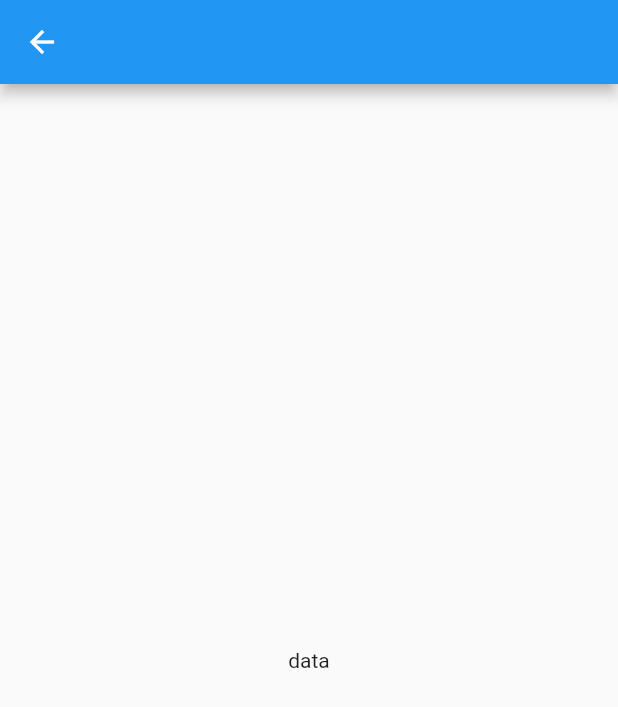
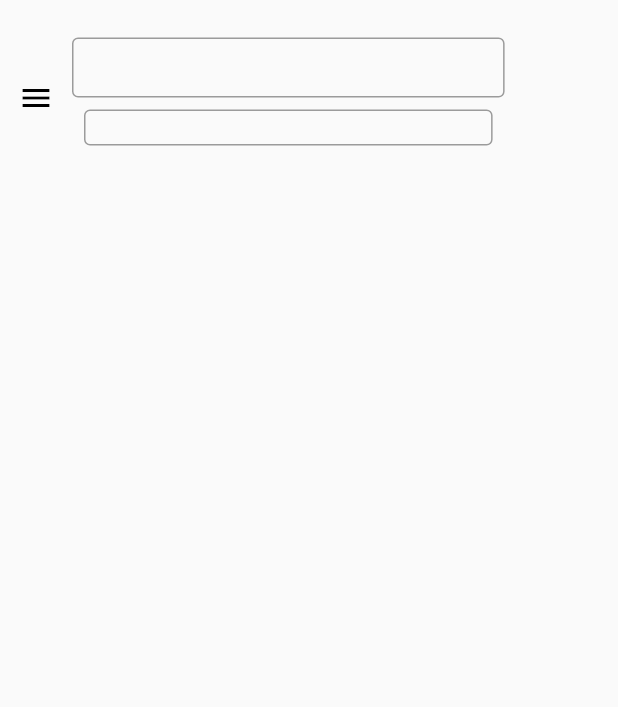
Before and after one commit to Nano-Alphabet/CarPooling, a Flutter app: the screen it shows after launch, after a tap on "Home Page", on a phone screen of 412 x 824 dp. Shown: the top 707 px of the screen. Run offline on Flutter 3.47's test engine with Material 2 defaults, Android fonts, the phone set to English and light mode, and no system bars; missing offline and left inert: pin_entry_text_field.

```diff
--- a/lib/home/homePage.dart
+++ b/lib/home/homePage.dart
@@ -9,10 +9,75 @@ class _HomePageState extends State<HomePage> {
   @override
   Widget build(BuildContext context) {
     return Scaffold(
-      appBar: AppBar(),
-      body: Center(
-        child: Text('data'),
-      ),
+        /*appBar: AppBar(
+          backgroundColor: Colors.transparent,
+          elevation: 0,
+          title: ListTile(
+            leading: null,
+            dense: true,
+            contentPadding: EdgeInsets.all(0),
+            title: Padding(
+              padding: const EdgeInsets.all(8.0),
+              child: TextFormField(
+                decoration: InputDecoration(border: OutlineInputBorder()),
+              ),
+            ),
+            trailing: Icon(Icons.search),
+          ),
+          leading: IconButton(
+              icon: Icon(
+                Icons.arrow_back,
+                color: Colors.black,
+              ),
+              onPressed: () {
+                Navigator.pop(context);
+              }),
+        ),*/
+        body: Stack(
+      children: <Widget>[Positioned(top: 25, child: SearchBar())],
+    ));
+  }
+}
+
+class SearchBar extends StatefulWidget {
+  @override
+  _SearchBarState createState() => _SearchBarState();
+}
+
+class _SearchBarState extends State<SearchBar> {
+  @override
+  Widget build(BuildContext context) {
+    return Flex(
+      direction: Axis.horizontal,
+      children: <Widget>[
+        IconButton(
+            icon: Icon(
+              Icons.menu,
+              color: Colors.black,
+            ),
+            onPressed: () {
+              Navigator.pop(context);
+            }),
+        Column(
+          children: <Widget>[
+            Container(
+              width: MediaQuery.of(context).size.width * 0.7,
+              height: 40,
+              child: TextFormField(
+                decoration: InputDecoration(border: OutlineInputBorder()),
+              ),
+            ),
+            Container(
+              padding: EdgeInsets.all(8),
+              width: MediaQuery.of(context).size.width * 0.7,
+              height: 40,
+              child: TextFormField(
+                decoration: InputDecoration(border: OutlineInputBorder()),
+              ),
+            ),
+          ],
+        ),
+      ],
     );
   }
 }
--- a/lib/tempNavigator.dart
+++ b/lib/tempNavigator.dart
@@ -3,12 +3,14 @@ import 'package:uniteonwheels/home/homePage.dart';
 
 import 'signInModule/signInOTPPage.dart';
 import 'signInModule/signInPage.dart';
+
 class TempNavigator extends StatelessWidget {
   @override
   Widget build(BuildContext context) {
     return Scaffold(
       body: Center(
         child: Column(
+          mainAxisAlignment: MainAxisAlignment.center,
           children: <Widget>[
             FlatButton(
                 onPressed: () {
@@ -23,7 +25,8 @@ class TempNavigator extends StatelessWidget {
                   Navigator.push(
                       context,
                       MaterialPageRoute(
-                          builder: (BuildContext context) => LoginPage())); // TODO add class
+                          builder: (BuildContext context) =>
+                              LoginPage())); // TODO add class
                 },
                 child: Text('Sign in page')),
             FlatButton(
@@ -31,7 +34,8 @@ class TempNavigator extends StatelessWidget {
                   Navigator.push(
                       context,
                       MaterialPageRoute(
-                          builder: (BuildContext context) =>MySignInOTPPage() )); // TODO add class
+                          builder: (BuildContext context) =>
+                              MySignInOTPPage())); // TODO add class
                 },
                 child: Text('Sign In OTP')),
           ],
```
Also changed, not shown: pubspec.lock.
